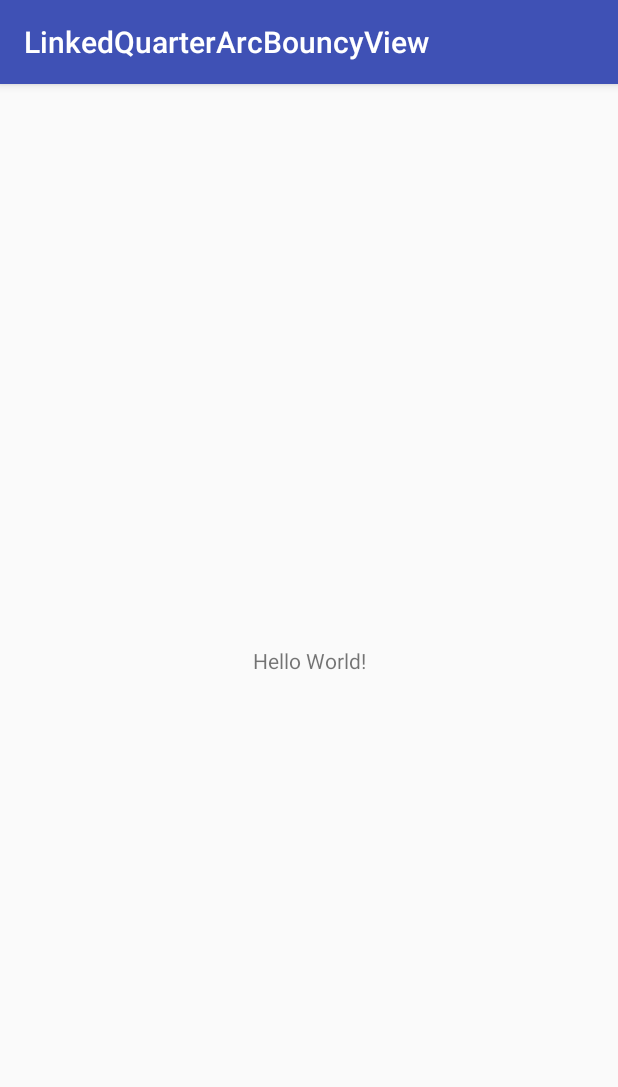
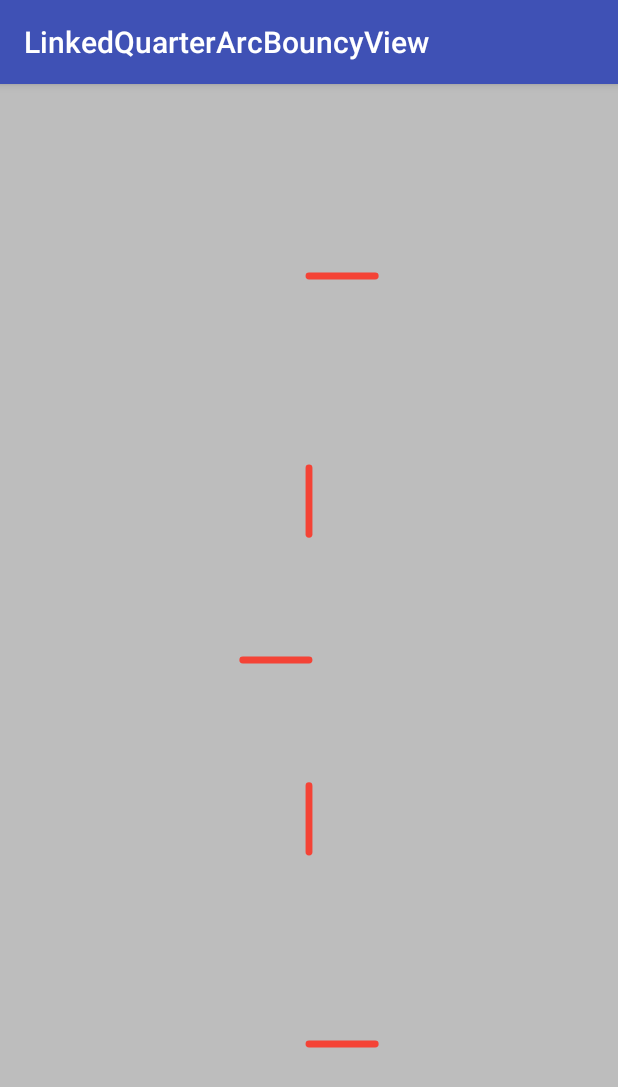
Before and after one commit to Anwesh43/QuarterArcBouncyView, an Android app: the screen it shows after launch (MainActivity), on a phone screen of 412 x 824 dp. Shown: the top 1087 px of the screen. Run offline under Robolectric (Android 15) with nearby library versions, the phone set to English and light mode, and no system bars.

```diff
--- a/app/build.gradle
+++ b/app/build.gradle
@@ -27,6 +27,7 @@ dependencies {
     androidTestImplementation 'com.android.support.test:runner:1.0.1'
     androidTestImplementation 'com.android.support.test.espresso:espresso-core:3.0.1'
     compile "org.jetbrains.kotlin:kotlin-stdlib-jre7:$kotlin_version"
+    compile project(":quarterarcbouncyview")
 }
 repositories {
     mavenCentral()
--- a/app/src/main/java/com/anwesh/uiprojects/linkedquarterarcbouncyview/MainActivity.kt
+++ b/app/src/main/java/com/anwesh/uiprojects/linkedquarterarcbouncyview/MainActivity.kt
@@ -2,11 +2,12 @@ package com.anwesh.uiprojects.linkedquarterarcbouncyview
 
 import android.support.v7.app.AppCompatActivity
 import android.os.Bundle
+import com.anwesh.uiprojects.quarterarcbouncyview.ArcBouncyView
 
 class MainActivity : AppCompatActivity() {
 
     override fun onCreate(savedInstanceState: Bundle?) {
         super.onCreate(savedInstanceState)
-        setContentView(R.layout.activity_main)
+        ArcBouncyView.create(this)
     }
 }
```
